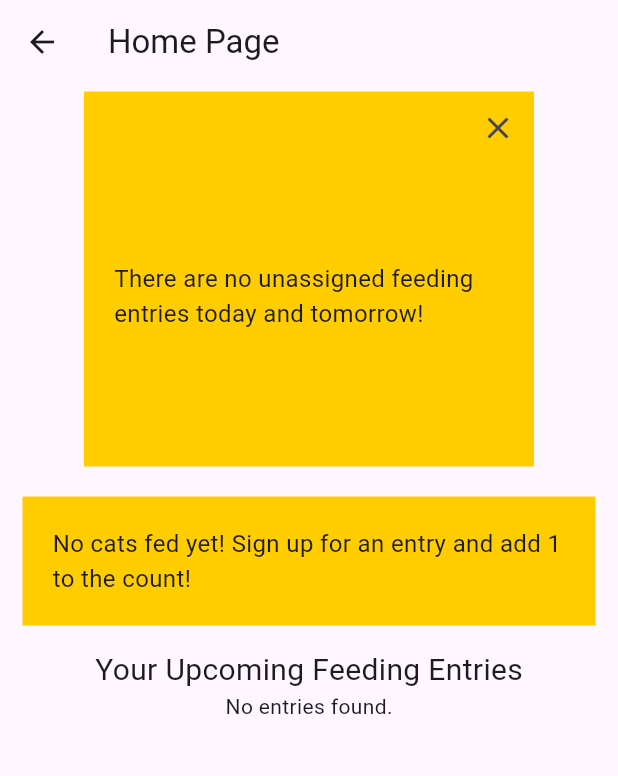
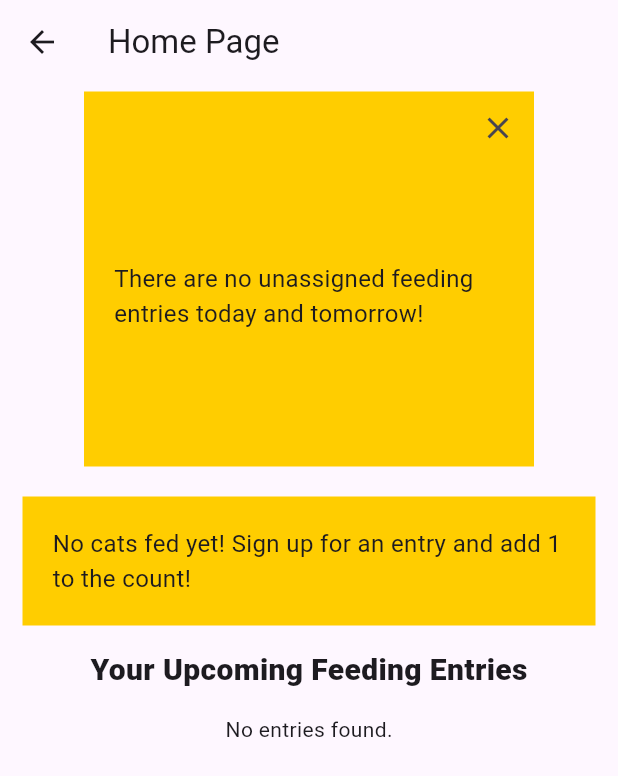
Before and after one commit to annazwicker/cat-partners, a Flutter app: the HomeScreen screen opened directly, on a phone screen of 412 x 824 dp. Shown: the top 776 px of the screen. Run offline on Flutter 3.47's test engine with Material 3 defaults, Android fonts, the phone set to English and light mode, and no system bars; our stand-ins replace cloud_firestore, firebase_auth, firebase_core, flutter_signin_button, google_sign_in; accounts and stored records are empty; statements that could not run were skipped.

Commit message:
finished resizing upcoming feeder entries table

```diff
--- a/lib/pages/home_page.dart
+++ b/lib/pages/home_page.dart
@@ -61,12 +61,19 @@ class _HomeScreenState extends State<HomeScreen> {
                           AchievementsBox(dbHelper: _dbHelper),
 
                           // userEntries(dbHelper: _dbHelper),
-                          Text("Your Upcoming Feeding Entries",
+                          Container(
+                            margin:EdgeInsets.only(bottom:15),
+                            child: Text("Your Upcoming Feeding Entries",
                                 style: TextStyle(
                                   fontSize: 20,
+                                  fontWeight: FontWeight.w800,
                                   // fontWeight: FontWeight.bold,
                                 )),
-                          UpcomingEntries(dbHelper: _dbHelper, stationSnapshot: stationSnapshot,),
+                          ),
+                          UpcomingEntries(
+                            dbHelper: _dbHelper,
+                            stationSnapshot: stationSnapshot,
+                          ),
 
                           //start test
 
@@ -80,12 +87,11 @@ class _HomeScreenState extends State<HomeScreen> {
 }
 
 class UpcomingEntries extends StatelessWidget {
-  const UpcomingEntries({
-    super.key,
+  const UpcomingEntries(
+      {super.key,
       required FirebaseHelper dbHelper,
-        required AsyncSnapshot<QuerySnapshot<Station>> stationSnapshot
-
-  }) : _dbHelper = dbHelper,
+      required AsyncSnapshot<QuerySnapshot<Station>> stationSnapshot})
+      : _dbHelper = dbHelper,
         _stationSnapshot = stationSnapshot;
 
   final FirebaseHelper _dbHelper;
@@ -97,7 +103,6 @@ class UpcomingEntries extends StatelessWidget {
     return StreamBuilder(
         stream: _dbHelper.getUpcomingUserEntries(_dbHelper.getCurrentUser()),
         builder: (context, snapshot) {
-
           //create list, map for stations
           List stationList = _stationSnapshot.data?.docs ?? [];
           _dbHelper.sortStationList(stationList);
@@ -105,11 +110,9 @@ class UpcomingEntries extends StatelessWidget {
           Map<String, String> stationDic = {};
           for (var station in stationList) {
             String documentID = station.id;
-            String name = station.data().name ??
-                ''; // Adjust this based on your data structure
+            String name = station.data().name ?? '';
             stationDic[documentID] = name;
           }
-
 
           List entries = snapshot.data?.docs ?? [];
           entries.sort((a, b) {
@@ -126,6 +129,9 @@ class UpcomingEntries extends StatelessWidget {
             return comp;
           });
 
+          //reorganize list as a list of lists so there's one entry per date (Date, Stations)
+          List listedEntries = [];
+
           if (entries.isEmpty) {
             return Center(child: Text('No entries found.'));
           }
@@ -135,24 +141,39 @@ class UpcomingEntries extends StatelessWidget {
             child: SingleChildScrollView(
               scrollDirection: Axis.horizontal,
               child: DataTable(
+                border: TableBorder.all(width: 1),
                 dividerThickness: 1.0,
                 columns: [
                   DataColumn(
                     label: Container(
-                      child: Center(child: Text('Date')),
+                      child: Center(
+                          child: Text(
+                        'Date',
+                        style: TextStyle(fontWeight: FontWeight.bold),
+                      )),
                     ),
                   ),
                   DataColumn(
                     label: Container(
-                      child: Center(child: Text('Note')),
+                      width: 150,
+                      child: Center(
+                          child: Text(
+                        'Note',
+                        style: TextStyle(fontWeight: FontWeight.bold),
+                      )),
                     ),
                   ),
                   DataColumn(
                     label: Container(
-                      child: Center(child: Text('Station Name')),
+                      child: Center(
+                          child: Text(
+                        'Station Name',
+                        style: TextStyle(fontWeight: FontWeight.bold),
+                      )),
                     ),
                   ),
                 ],
+                // rows: entries.map<DataRow>((entry) {
                 rows: entries.map<DataRow>((entry) {
                   Entry entryData = entry.data();
 
@@ -160,24 +181,7 @@ class UpcomingEntries extends StatelessWidget {
 
                   //temp switch case for station names
 
-
                   String stationName = stationDic[entry.data().stationID.id]!;
-
-                  // `switch (entryData.stationID.id) {
-                  //   case '0':
-                  //     stationName = 'Admin';
-                  //     break;
-                  //   case '1':
-                  //     stationName = 'Mabee';
-                  //     break;
-                  //   case '2':
-                  //     stationName = 'Lords';
-                  //     break;
-                  //   default:
-                  //     stationName = 'ERROR!';
-                  //     break;
-                  // }
-
                   return DataRow(
                     cells: [
                       DataCell(Center(
```
Lines whose indentation alone changed are shown as unchanged.
